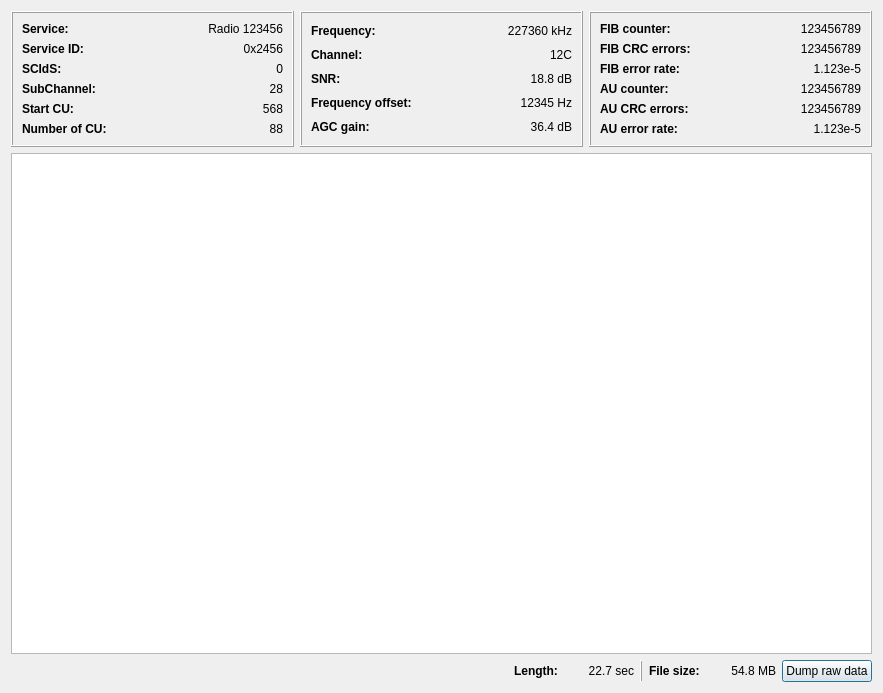
Before: the Qt Designer form gui/ensembleinfodialog.ui in KejPi/AbracaDABra, drawn with Qt 5.
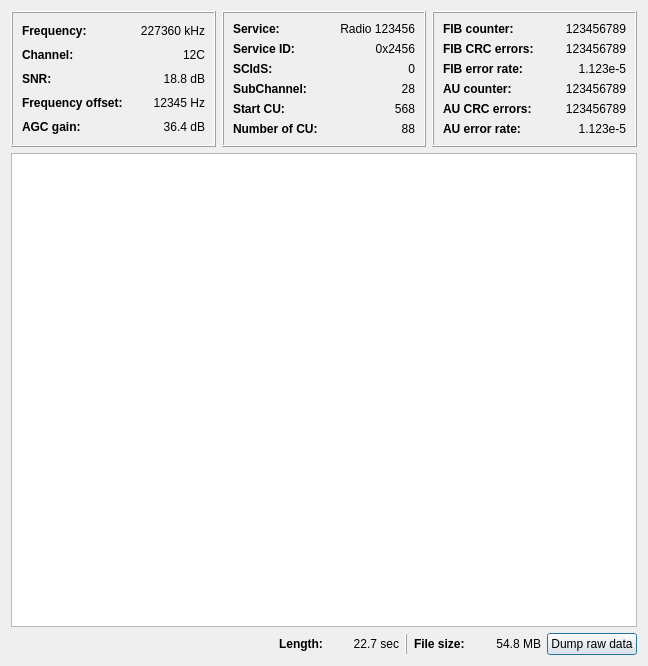
After: the same form once the commit is applied.

Commit message: Ensembel info dialog redesigned again - frame with is set as 1.7 multiple of label size.

What changed in the file:
```diff
--- a/gui/ensembleinfodialog.ui
+++ b/gui/ensembleinfodialog.ui
@@ -6,8 +6,8 @@
    <rect>
     <x>0</x>
     <y>0</y>
-    <width>883</width>
-    <height>693</height>
+    <width>648</width>
+    <height>666</height>
    </rect>
   </property>
   <property name="windowTitle">
@@ -17,7 +17,149 @@
    <item>
     <layout class="QHBoxLayout" name="horizontalLayout_18">
      <item>
-      <widget class="QFrame" name="FIBframe_2">
+      <widget class="QFrame" name="signalFrame">
+       <property name="frameShape">
+        <enum>QFrame::Box</enum>
+       </property>
+       <property name="frameShadow">
+        <enum>QFrame::Raised</enum>
+       </property>
+       <layout class="QVBoxLayout" name="verticalLayout_3">
+        <item>
+         <layout class="QHBoxLayout" name="horizontalLayout">
+          <item>
+           <widget class="QLabel" name="freqLabel">
+            <property name="font">
+             <font>
+              <bold>true</bold>
+             </font>
+            </property>
+            <property name="text">
+             <string>Frequency:</string>
+            </property>
+           </widget>
+          </item>
+          <item>
+           <widget class="QLabel" name="freq">
+            <property name="text">
+             <string>227360 kHz</string>
+            </property>
+            <property name="alignment">
+             <set>Qt::AlignRight|Qt::AlignTrailing|Qt::AlignVCenter</set>
+            </property>
+           </widget>
+          </item>
+         </layout>
+        </item>
+        <item>
+         <layout class="QHBoxLayout" name="horizontalLayout_8">
+          <item>
+           <widget class="QLabel" name="channelLabel">
+            <property name="font">
+             <font>
+              <bold>true</bold>
+             </font>
+            </property>
+            <property name="text">
+             <string>Channel:</string>
+            </property>
+           </widget>
+          </item>
+          <item>
+           <widget class="QLabel" name="channel">
+            <property name="text">
+             <string>12C</string>
+            </property>
+            <property name="alignment">
+             <set>Qt::AlignRight|Qt::AlignTrailing|Qt::AlignVCenter</set>
+            </property>
+           </widget>
+          </item>
+         </layout>
+        </item>
+        <item>
+         <layout class="QHBoxLayout" name="horizontalLayout_9">
+          <item>
+           <widget class="QLabel" name="snrLabel">
+            <property name="font">
+             <font>
+              <bold>true</bold>
+             </font>
+            </property>
+            <property name="text">
+             <string>SNR:</string>
+            </property>
+           </widget>
+          </item>
+          <item>
+           <widget class="QLabel" name="snr">
+            <property name="text">
+             <string>18.8 dB</string>
+            </property>
+            <property name="alignment">
+             <set>Qt::AlignRight|Qt::AlignTrailing|Qt::AlignVCenter</set>
+            </property>
+           </widget>
+          </item>
+         </layout>
+        </item>
+        <item>
+         <layout class="QHBoxLayout" name="horizontalLayout_10">
+          <item>
+           <widget class="QLabel" name="freqOffsetLabel">
+            <property name="font">
+             <font>
+              <bold>true</bold>
+             </font>
+            </property>
+            <property name="text">
+             <string>Frequency offset:</string>
+            </property>
+           </widget>
+          </item>
+          <item>
+           <widget class="QLabel" name="freqOffset">
+            <property name="text">
+             <string>12345 Hz</string>
+            </property>
+            <property name="alignment">
+             <set>Qt::AlignRight|Qt::AlignTrailing|Qt::AlignVCenter</set>
+            </property>
+           </widget>
+          </item>
+         </layout>
+        </item>
+        <item>
+         <layout class="QHBoxLayout" name="horizontalLayout_11">
+          <item>
+           <widget class="QLabel" name="agcGainLabel">
+            <property name="font">
+             <font>
+              <bold>true</bold>
+             </font>
+            </property>
+            <property name="text">
+             <string>AGC gain:</string>
+            </property>
+           </widget>
+          </item>
+          <item>
+           <widget class="QLabel" name="agcGain">
+            <property name="text">
+             <string>36.4 dB</string>
+            </property>
+            <property name="alignment">
+             <set>Qt::AlignRight|Qt::AlignTrailing|Qt::AlignVCenter</set>
+            </property>
+           </widget>
+          </item>
+         </layout>
+        </item>
+       </layout>
+      </widget>
+     </item>
+     <item>
+      <widget class="QFrame" name="serviceFrame">
        <property name="frameShape">
         <enum>QFrame::Box</enum>
        </property>
@@ -184,148 +326,6 @@
        </layout>
       </widget>
      </item>
-     <item>
-      <widget class="QFrame" name="signalFrame">
-       <property name="frameShape">
-        <enum>QFrame::Box</enum>
-       </property>
-       <property name="frameShadow">
-        <enum>QFrame::Raised</enum>
-       </property>
-       <layout class="QVBoxLayout" name="verticalLayout_3">
-        <item>
-         <layout class="QHBoxLayout" name="horizontalLayout">
-          <item>
-           <widget class="QLabel" name="freqLabel">
-            <property name="font">
-             <font>
-              <bold>true</bold>
-             </font>
-            </property>
-            <property name="text">
-             <string>Frequency:</string>
-            </property>
-           </widget>
-          </item>
-          <item>
-           <widget class="QLabel" name="freq">
-            <property name="text">
-             <string>227360 kHz</string>
-            </property>
-            <property name="alignment">
-             <set>Qt::AlignRight|Qt::AlignTrailing|Qt::AlignVCenter</set>
-            </property>
-           </widget>
-          </item>
-         </layout>
-        </item>
-        <item>
-         <layout class="QHBoxLayout" name="horizontalLayout_8">
-          <item>
-           <widget class="QLabel" name="channelLabel">
-            <property name="font">
-             <font>
-              <bold>true</bold>
-             </font>
-            </property>
-            <property name="text">
-             <string>Channel:</string>
-            </property>
-           </widget>
-          </item>
-          <item>
-           <widget class="QLabel" name="channel">
-            <property name="text">
-             <string>12C</string>
-            </property>
-            <property name="alignment">
-             <set>Qt::AlignRight|Qt::AlignTrailing|Qt::AlignVCenter</set>
-            </property>
-           </widget>
-          </item>
-         </layout>
-        </item>
-        <item>
-         <layout class="QHBoxLayout" name="horizontalLayout_9">
-          <item>
-           <widget class="QLabel" name="snrLabel">
-            <property name="font">
-             <font>
-              <bold>true</bold>
-             </font>
-            </property>
-            <property name="text">
-             <string>SNR:</string>
-            </property>
-           </widget>
-          </item>
-          <item>
-           <widget class="QLabel" name="snr">
-            <property name="text">
-             <string>18.8 dB</string>
-            </property>
-            <property name="alignment">
-             <set>Qt::AlignRight|Qt::AlignTrailing|Qt::AlignVCenter</set>
-            </property>
-           </widget>
-          </item>
-         </layout>
-        </item>
-        <item>
-         <layout class="QHBoxLayout" name="horizontalLayout_10">
-          <item>
-           <widget class="QLabel" name="freqOffsetLabel">
-            <property name="font">
-             <font>
-              <bold>true</bold>
-             </font>
-            </property>
-            <property name="text">
-             <string>Frequency offset:</string>
-            </property>
-           </widget>
-          </item>
-          <item>
-           <widget class="QLabel" name="freqOffset">
-            <property name="text">
-             <string>12345 Hz</string>
-            </property>
-            <property name="alignment">
-             <set>Qt::AlignRight|Qt::AlignTrailing|Qt::AlignVCenter</set>
-            </property>
-           </widget>
-          </item>
-         </layout>
-        </item>
-        <item>
-         <layout class="QHBoxLayout" name="horizontalLayout_11">
-          <item>
-           <widget class="QLabel" name="agcGainLabel">
-            <property name="font">
-             <font>
-              <bold>true</bold>
-             </font>
-            </property>
-            <property name="text">
-             <string>AGC gain:</string>
-            </property>
-           </widget>
-          </item>
-          <item>
-           <widget class="QLabel" name="agcGain">
-            <property name="text">
-             <string>36.4 dB</string>
-            </property>
-            <property name="alignment">
-             <set>Qt::AlignRight|Qt::AlignTrailing|Qt::AlignVCenter</set>
-            </property>
-           </widget>
-          </item>
-         </layout>
-        </item>
-       </layout>
-      </widget>
-     </item>
      <item>
       <widget class="QFrame" name="FIBframe">
        <property name="frameShape">
@@ -500,7 +500,7 @@
     <widget class="QTextEdit" name="ensStructureTextEdit">
      <property name="minimumSize">
       <size>
-       <width>700</width>
+       <width>550</width>
        <height>400</height>
       </size>
      </property>
```
The commit also changes 1 other file.
